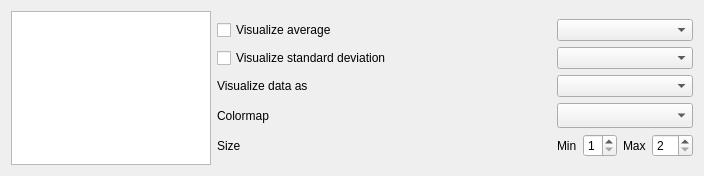
First picture: the form in braphy/gui/ui_files/visualization_widget.ui, repository softmatterlab/Braph-2.0-Python, before the edit.
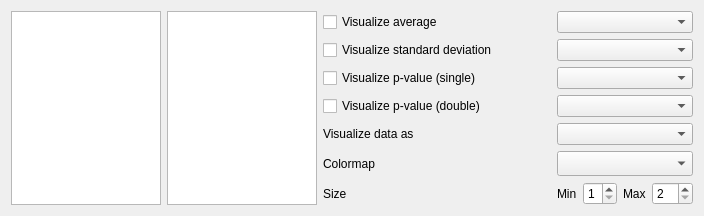
Second picture: the form after the edit. Custom widgets are drawn as their Qt base class.

Commit message: Separate visualization widgets and add functionality to comparison tab

Diff of the .ui file:
```diff
--- a/braphy/gui/ui_files/visualization_widget.ui
+++ b/braphy/gui/ui_files/visualization_widget.ui
@@ -29,7 +29,23 @@
        </property>
        <property name="maximumSize">
         <size>
-         <width>200</width>
+         <width>150</width>
+         <height>16777215</height>
+        </size>
+       </property>
+      </widget>
+     </item>
+     <item>
+      <widget class="QListWidget" name="listWidget_2">
+       <property name="sizePolicy">
+        <sizepolicy hsizetype="Fixed" vsizetype="Expanding">
+         <horstretch>0</horstretch>
+         <verstretch>0</verstretch>
+        </sizepolicy>
+       </property>
+       <property name="maximumSize">
+        <size>
+         <width>150</width>
          <height>16777215</height>
         </size>
        </property>
@@ -48,51 +64,24 @@
          <property name="rightMargin">
           <number>0</number>
          </property>
-         <item row="3" column="0">
-          <widget class="QLabel" name="label_2">
-           <property name="text">
-            <string>Colormap</string>
-           </property>
-          </widget>
-         </item>
-         <item row="0" column="0">
-          <widget class="QCheckBox" name="checkBoxAverage">
-           <property name="text">
-            <string>Visualize average</string>
-           </property>
-          </widget>
-         </item>
-         <item row="1" column="0">
-          <widget class="QCheckBox" name="checkBoxStd">
-           <property name="text">
-            <string>Visualize standard deviation</string>
-           </property>
-          </widget>
-         </item>
-         <item row="0" column="1">
-          <widget class="QComboBox" name="comboBoxAverage"/>
-         </item>
-         <item row="2" column="0">
+         <item row="4" column="0">
           <widget class="QLabel" name="labelSubject">
            <property name="text">
             <string>Visualize data as</string>
            </property>
           </widget>
          </item>
-         <item row="2" column="1">
-          <widget class="QComboBox" name="comboBoxSubject"/>
-         </item>
          <item row="1" column="1">
           <widget class="QComboBox" name="comboBoxStd"/>
          </item>
-         <item row="4" column="0">
+         <item row="6" column="0">
           <widget class="QLabel" name="labelSize">
            <property name="text">
             <string>Size</string>
            </property>
           </widget>
          </item>
-         <item row="3" column="1">
+         <item row="5" column="1">
           <widget class="ColorBarComboBox" name="comboBoxColormap">
            <property name="minimumSize">
             <size>
@@ -102,7 +91,31 @@
            </property>
           </widget>
          </item>
-         <item row="4" column="1">
+         <item row="0" column="1">
+          <widget class="QComboBox" name="comboBoxAverage"/>
+         </item>
+         <item row="2" column="0">
+          <widget class="QCheckBox" name="checkBoxPvalueSingle">
+           <property name="text">
+            <string>Visualize p-value (single)</string>
+           </property>
+          </widget>
+         </item>
+         <item row="0" column="0">
+          <widget class="QCheckBox" name="checkBoxAverage">
+           <property name="text">
+            <string>Visualize average</string>
+           </property>
+          </widget>
+         </item>
+         <item row="5" column="0">
+          <widget class="QLabel" name="label_2">
+           <property name="text">
+            <string>Colormap</string>
+           </property>
+          </widget>
+         </item>
+         <item row="6" column="1">
           <layout class="QGridLayout" name="gridLayout_4">
            <item row="0" column="0">
             <layout class="QHBoxLayout" name="horizontalLayout_2">
@@ -178,6 +191,29 @@
            </item>
           </layout>
          </item>
+         <item row="1" column="0">
+          <widget class="QCheckBox" name="checkBoxStd">
+           <property name="text">
+            <string>Visualize standard deviation</string>
+           </property>
+          </widget>
+         </item>
+         <item row="4" column="1">
+          <widget class="QComboBox" name="comboBoxSubject"/>
+         </item>
+         <item row="3" column="0">
+          <widget class="QCheckBox" name="checkBoxPvalueDouble">
+           <property name="text">
+            <string>Visualize p-value (double)</string>
+           </property>
+          </widget>
+         </item>
+         <item row="2" column="1">
+          <widget class="QComboBox" name="comboBoxPvalueSingle"/>
+         </item>
+         <item row="3" column="1">
+          <widget class="QComboBox" name="comboBoxPvalueDouble"/>
+         </item>
         </layout>
        </item>
       </layout>
```
The commit also changes 3 other files.
